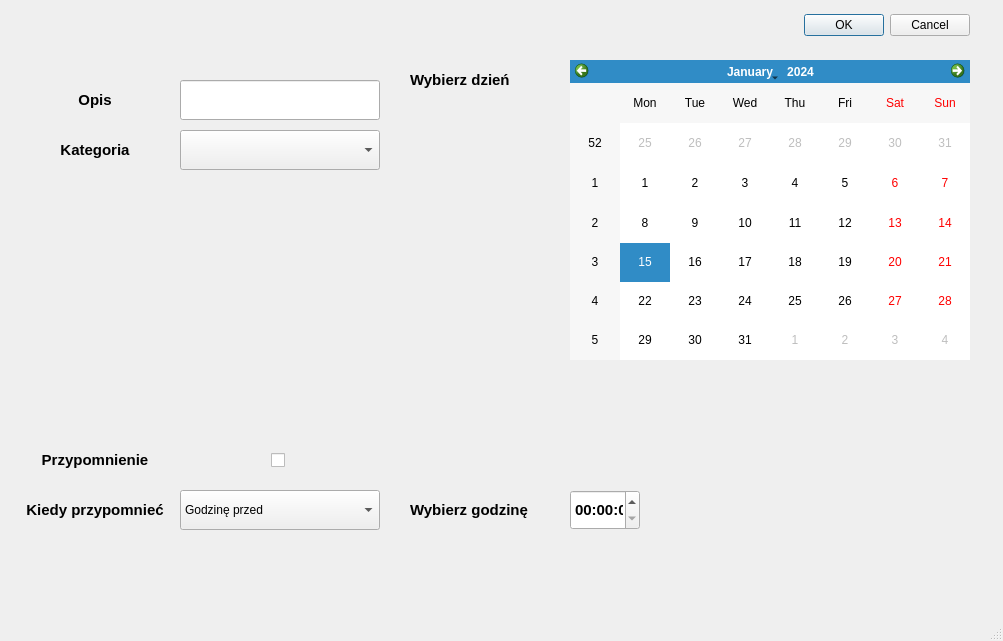
This is addEvent.ui in LeMeTwo/JPWP2022 as Qt 5 draws it before an edit. The edited form follows.
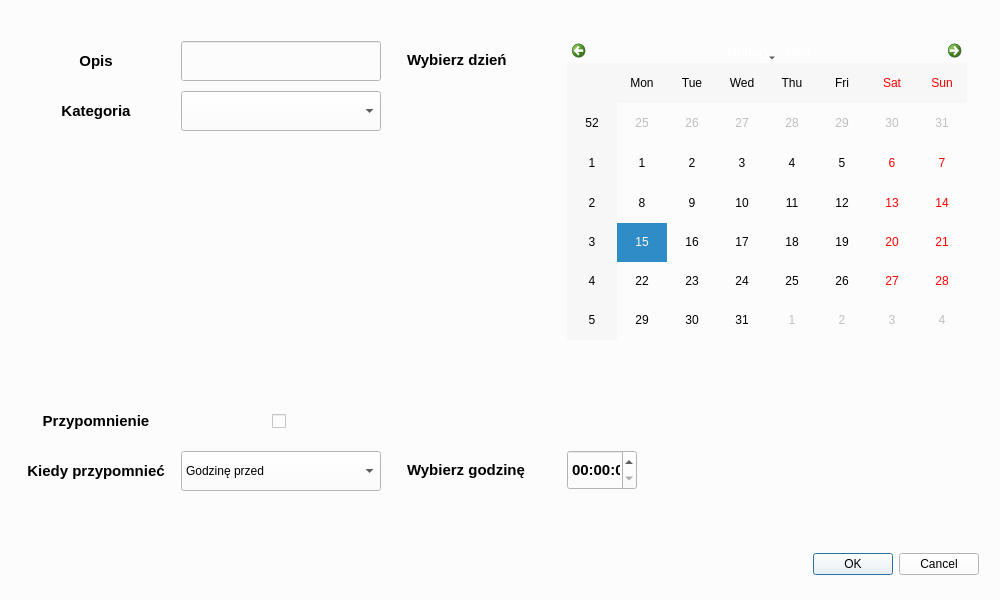
This is the edited form. Icons and pictures are not drawn.

Commit message: addEvent & GUI working - almost final version of working GUI, without searching mechanism, change of details needed, old versions put in order

```diff
--- a/addEvent.ui
+++ b/addEvent.ui
@@ -1,85 +1,41 @@
 <?xml version="1.0" encoding="UTF-8"?>
 <ui version="4.0">
  <class>Dialog</class>
- <widget class="QMainWindow" name="Dialog">
+ <widget class="QDialog" name="Dialog">
   <property name="geometry">
    <rect>
     <x>0</x>
     <y>0</y>
-    <width>1003</width>
-    <height>641</height>
+    <width>1000</width>
+    <height>600</height>
    </rect>
   </property>
+  <property name="sizePolicy">
+   <sizepolicy hsizetype="Minimum" vsizetype="Minimum">
+    <horstretch>0</horstretch>
+    <verstretch>0</verstretch>
+   </sizepolicy>
+  </property>
+  <property name="minimumSize">
+   <size>
+    <width>1000</width>
+    <height>600</height>
+   </size>
+  </property>
+  <property name="maximumSize">
+   <size>
+    <width>1000</width>
+    <height>600</height>
+   </size>
+  </property>
   <property name="windowTitle">
    <string>Dodaj wydarzenie</string>
   </property>
-  <widget class="QWidget" name="Widget">
-   <property name="sizePolicy">
-    <sizepolicy hsizetype="Minimum" vsizetype="Minimum">
-     <horstretch>0</horstretch>
-     <verstretch>0</verstretch>
-    </sizepolicy>
-   </property>
-   <property name="minimumSize">
-    <size>
-     <width>1000</width>
-     <height>600</height>
-    </size>
-   </property>
-   <property name="maximumSize">
-    <size>
-     <width>1000</width>
-     <height>601</height>
-    </size>
-   </property>
-   <layout class="QGridLayout" name="gridLayout">
-    <property name="leftMargin">
-     <number>10</number>
-    </property>
-    <property name="topMargin">
-     <number>10</number>
-    </property>
-    <property name="rightMargin">
-     <number>10</number>
-    </property>
-    <property name="bottomMargin">
-     <number>10</number>
-    </property>
-    <property name="spacing">
-     <number>10</number>
-    </property>
-    <item row="0" column="1">
-     <widget class="QDialogButtonBox" name="okcanButtons">
-      <property name="sizePolicy">
-       <sizepolicy hsizetype="Minimum" vsizetype="Minimum">
-        <horstretch>0</horstretch>
-        <verstretch>0</verstretch>
-       </sizepolicy>
-      </property>
-      <property name="minimumSize">
-       <size>
-        <width>570</width>
-        <height>30</height>
-       </size>
-      </property>
-      <property name="maximumSize">
-       <size>
-        <width>150</width>
-        <height>30</height>
-       </size>
-      </property>
-      <property name="focusPolicy">
-       <enum>Qt::ClickFocus</enum>
-      </property>
-      <property name="layoutDirection">
-       <enum>Qt::LeftToRight</enum>
-      </property>
-      <property name="standardButtons">
-       <set>QDialogButtonBox::Cancel|QDialogButtonBox::Ok</set>
-      </property>
-     </widget>
-    </item>
-    <item row="1" column="0">
+  <property name="styleSheet">
+   <string notr="true">background-color: rgb(252,252,252)</string>
+  </property>
+  <layout class="QHBoxLayout" name="horizontalLayout">
+   <item>
      <layout class="QFormLayout" name="formLayout">
       <property name="horizontalSpacing">
        <number>10</number>
@@ -126,6 +82,9 @@
           <bold>true</bold>
          </font>
         </property>
+       <property name="styleSheet">
+        <string notr="true">background-color: rgb(252,252,252)</string>
+       </property>
         <property name="text">
          <string>Opis</string>
         </property>
@@ -154,6 +113,16 @@
           <height>40</height>
          </size>
         </property>
+       <property name="font">
+        <font>
+         <pointsize>11</pointsize>
+         <weight>75</weight>
+         <bold>true</bold>
+        </font>
+       </property>
+       <property name="styleSheet">
+        <string notr="true">background-color: rgb(252,252,252)</string>
+       </property>
        </widget>
       </item>
       <item row="2" column="0">
@@ -183,6 +152,9 @@
           <bold>true</bold>
          </font>
         </property>
+       <property name="styleSheet">
+        <string notr="true">background-color: rgb(252,252,252)</string>
+       </property>
         <property name="text">
          <string>Kategoria</string>
         </property>
@@ -211,6 +183,16 @@
           <height>40</height>
          </size>
         </property>
+       <property name="font">
+        <font>
+         <pointsize>11</pointsize>
+         <weight>75</weight>
+         <bold>true</bold>
+        </font>
+       </property>
+       <property name="styleSheet">
+        <string notr="true">background-color: rgb(252,252,252)</string>
+       </property>
        </widget>
       </item>
       <item row="3" column="0" colspan="2">
@@ -256,6 +238,9 @@
           <bold>true</bold>
          </font>
         </property>
+       <property name="styleSheet">
+        <string notr="true">background-color: rgb(252,252,252)</string>
+       </property>
         <property name="text">
          <string>Przypomnienie</string>
         </property>
@@ -326,6 +311,9 @@
           <bold>true</bold>
          </font>
         </property>
+       <property name="styleSheet">
+        <string notr="true">background-color: rgb(252,252,252)</string>
+       </property>
         <property name="text">
          <string>Kiedy przypomnieć</string>
         </property>
@@ -354,6 +342,9 @@
           <height>40</height>
          </size>
         </property>
+       <property name="styleSheet">
+        <string notr="true">background-image : url(resources/hulicki.jpg)</string>
+       </property>
         <item>
          <property name="text">
           <string>Godzinę przed</string>
@@ -434,7 +425,7 @@
       </item>
      </layout>
     </item>
-    <item row="1" column="1">
+   <item>
      <layout class="QFormLayout" name="formLayout_2">
       <property name="horizontalSpacing">
        <number>10</number>
@@ -454,7 +445,23 @@
       <property name="bottomMargin">
        <number>10</number>
       </property>
-      <item row="0" column="0">
+     <item row="0" column="0" colspan="2">
+      <spacer name="verticalSpacer_5">
+       <property name="orientation">
+        <enum>Qt::Vertical</enum>
+       </property>
+       <property name="sizeType">
+        <enum>QSizePolicy::Maximum</enum>
+       </property>
+       <property name="sizeHint" stdset="0">
+        <size>
+         <width>20</width>
+         <height>10</height>
+        </size>
+       </property>
+      </spacer>
+     </item>
+     <item row="1" column="0">
        <widget class="QLabel" name="label_5">
         <property name="sizePolicy">
          <sizepolicy hsizetype="Minimum" vsizetype="Minimum">
@@ -481,12 +488,15 @@
           <bold>true</bold>
          </font>
         </property>
+       <property name="styleSheet">
+        <string notr="true">background-color: rgb(252,252,252)</string>
+       </property>
         <property name="text">
          <string>Wybierz dzień</string>
         </property>
        </widget>
       </item>
-      <item row="0" column="1">
+     <item row="1" column="1">
        <widget class="QCalendarWidget" name="calendarEd">
         <property name="sizePolicy">
          <sizepolicy hsizetype="Minimum" vsizetype="Minimum">
@@ -506,25 +516,42 @@
           <height>300</height>
          </size>
         </property>
-       </widget>
-      </item>
-      <item row="1" column="0" colspan="2">
+       <property name="styleSheet">
+        <string notr="true">background-color: rgb(252,252,252)</string>
+       </property>
+       <property name="minimumDate">
+        <date>
+         <year>2001</year>
+         <month>9</month>
+         <day>11</day>
+        </date>
+       </property>
+       <property name="maximumDate">
+        <date>
+         <year>2101</year>
+         <month>9</month>
+         <day>11</day>
+        </date>
+       </property>
+      </widget>
+     </item>
+     <item row="2" column="0" colspan="2">
        <spacer name="verticalSpacer_2">
         <property name="orientation">
          <enum>Qt::Vertical</enum>
         </property>
         <property name="sizeType">
-         <enum>QSizePolicy::Preferred</enum>
+        <enum>QSizePolicy::Maximum</enum>
         </property>
         <property name="sizeHint" stdset="0">
          <size>
           <width>20</width>
-          <height>110</height>
+         <height>90</height>
          </size>
         </property>
        </spacer>
       </item>
-      <item row="2" column="0">
+     <item row="3" column="0">
        <widget class="QLabel" name="label_6">
         <property name="minimumSize">
          <size>
@@ -545,28 +572,15 @@
           <bold>true</bold>
          </font>
         </property>
+       <property name="styleSheet">
+        <string notr="true">background-color: rgb(252,252,252)</string>
+       </property>
         <property name="text">
          <string>Wybierz godzinę</string>
         </property>
        </widget>
       </item>
-      <item row="3" column="0" colspan="2">
-       <spacer name="verticalSpacer_4">
-        <property name="orientation">
-         <enum>Qt::Vertical</enum>
-        </property>
-        <property name="sizeType">
-         <enum>QSizePolicy::Preferred</enum>
-        </property>
-        <property name="sizeHint" stdset="0">
-         <size>
-          <width>20</width>
-          <height>20</height>
-         </size>
-        </property>
-       </spacer>
-      </item>
-      <item row="2" column="1">
+     <item row="3" column="1">
        <widget class="QTimeEdit" name="timeEditComb">
         <property name="sizePolicy">
          <sizepolicy hsizetype="Minimum" vsizetype="Minimum">
@@ -593,23 +607,64 @@
           <bold>true</bold>
          </font>
         </property>
-       </widget>
-      </item>
-     </layout>
-    </item>
-   </layout>
-  </widget>
-  <widget class="QMenuBar" name="menubar">
-   <property name="geometry">
-    <rect>
-     <x>0</x>
-     <y>0</y>
-     <width>1003</width>
-     <height>21</height>
-    </rect>
-   </property>
-  </widget>
-  <widget class="QStatusBar" name="statusbar"/>
+       <property name="styleSheet">
+        <string notr="true">background-color: rgb(252,252,252)</string>
+       </property>
+      </widget>
+     </item>
+     <item row="4" column="0" colspan="2">
+      <spacer name="verticalSpacer_6">
+       <property name="orientation">
+        <enum>Qt::Vertical</enum>
+       </property>
+       <property name="sizeType">
+        <enum>QSizePolicy::Maximum</enum>
+       </property>
+       <property name="sizeHint" stdset="0">
+        <size>
+         <width>20</width>
+         <height>40</height>
+        </size>
+       </property>
+      </spacer>
+     </item>
+     <item row="5" column="1">
+      <widget class="QDialogButtonBox" name="okcanButtons">
+       <property name="sizePolicy">
+        <sizepolicy hsizetype="Minimum" vsizetype="Minimum">
+         <horstretch>0</horstretch>
+         <verstretch>0</verstretch>
+        </sizepolicy>
+       </property>
+       <property name="minimumSize">
+        <size>
+         <width>200</width>
+         <height>30</height>
+        </size>
+       </property>
+       <property name="maximumSize">
+        <size>
+         <width>500</width>
+         <height>30</height>
+        </size>
+       </property>
+       <property name="focusPolicy">
+        <enum>Qt::ClickFocus</enum>
+       </property>
+       <property name="layoutDirection">
+        <enum>Qt::LeftToRight</enum>
+       </property>
+       <property name="styleSheet">
+        <string notr="true">background-color: rgb(252,252,252)</string>
+       </property>
+       <property name="standardButtons">
+        <set>QDialogButtonBox::Cancel|QDialogButtonBox::Ok</set>
+       </property>
+      </widget>
+     </item>
+    </layout>
+   </item>
+  </layout>
  </widget>
  <resources/>
  <connections/>
```
Left out of the diff: 51 changed lines with no effect on the pictures. Lines whose indentation alone changed are shown as unchanged. The commit also changes 9 other files.
